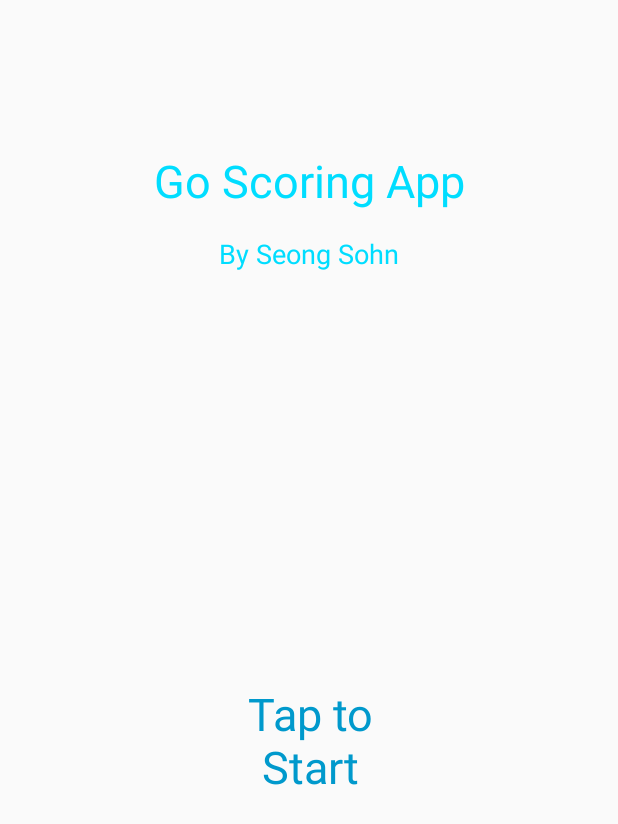
After one commit to Alchera-MLOps-Shelby/GoScoringApp, an Android app: the layout activity_main_page.xml on its own in the app's theme, with its tools: preview values and no code run, on a phone screen of 412 x 824 dp. The commit adds this screen. Shown: the top 824 px of the screen. Run offline under Robolectric (Android 15) with nearby library versions, the phone set to English and light mode, and no system bars.

Commit message:
Android Studio update changes

```diff
--- a/Go_Scoring_App/app/build.gradle
+++ b/Go_Scoring_App/app/build.gradle
@@ -2,7 +2,7 @@ apply plugin: 'com.android.application'
 
 android {
     compileSdkVersion 25
-    buildToolsVersion "25.0.3"
+    buildToolsVersion "26.0.2"
     defaultConfig {
         applicationId "com.xin.android.go_scoring_app"
         minSdkVersion 23
@@ -26,5 +26,6 @@ dependencies {
     })
     compile 'com.android.support:appcompat-v7:25.3.1'
     compile 'com.android.support:support-v4:25.3.1'
+    compile 'com.android.support.constraint:constraint-layout:1.0.2'
     testCompile 'junit:junit:4.12'
 }
--- a/Go_Scoring_App/app/src/main/AndroidManifest.xml
+++ b/Go_Scoring_App/app/src/main/AndroidManifest.xml
@@ -18,6 +18,7 @@
                 <category android:name="android.intent.category.LAUNCHER" />
             </intent-filter>
         </activity>
+        <activity android:name=".MainPageActivity"></activity>
     </application>
 
 </manifest>
--- /dev/null
+++ b/Go_Scoring_App/app/src/main/java/com/xin/android/go_scoring_app/MainPageActivity.java
@@ -0,0 +1,20 @@
+package com.xin.android.go_scoring_app;
+
+/**
+ * Main page that is launched at start of app.
+ * Should contain Text "Tap to continue" or a button to transition to the Settings Page
+ * Also contains creator and creation name.
+ * Not user-specific for now.
+ */
+
+import android.support.v7.app.AppCompatActivity;
+import android.os.Bundle;
+
+public class MainPageActivity extends AppCompatActivity {
+
+    @Override
+    protected void onCreate(Bundle savedInstanceState) {
+        super.onCreate(savedInstanceState);
+        setContentView(R.layout.activity_main_page);
+    }
+}
--- /dev/null
+++ b/Go_Scoring_App/app/src/main/res/layout/activity_main_page.xml
@@ -0,0 +1,58 @@
+<?xml version="1.0" encoding="utf-8"?>
+<android.support.constraint.ConstraintLayout xmlns:android="http://schemas.android.com/apk/res/android"
+    xmlns:app="http://schemas.android.com/apk/res-auto"
+    xmlns:tools="http://schemas.android.com/tools"
+    android:layout_width="match_parent"
+    android:layout_height="match_parent"
+    tools:context="com.xin.android.go_scoring_app.MainPageActivity">
+
+    <TextView
+        android:id="@+id/appTitle"
+        android:layout_width="wrap_content"
+        android:layout_height="wrap_content"
+        android:layout_marginLeft="8dp"
+        android:layout_marginRight="8dp"
+        android:layout_marginTop="100dp"
+        android:textColor="@android:color/holo_blue_bright"
+        android:textSize="30sp"
+        app:layout_constraintHorizontal_bias="0.501"
+        app:layout_constraintLeft_toLeftOf="parent"
+        app:layout_constraintRight_toRightOf="parent"
+        app:layout_constraintTop_toTopOf="parent"
+        tools:text="Go Scoring App" />
+
+    <TextView
+        android:id="@+id/appAuthor"
+        android:layout_width="wrap_content"
+        android:layout_height="wrap_content"
+        android:layout_marginLeft="8dp"
+        android:layout_marginRight="8dp"
+        android:layout_marginTop="16dp"
+        android:textColor="@android:color/holo_blue_bright"
+        android:textSize="18sp"
+        app:layout_constraintHorizontal_bias="0.501"
+        app:layout_constraintLeft_toLeftOf="parent"
+        app:layout_constraintRight_toRightOf="parent"
+        app:layout_constraintTop_toBottomOf="@+id/appTitle"
+        tools:text="By Seong Sohn" />
+
+    <TextView
+        android:id="@+id/genText"
+        android:layout_width="137dp"
+        android:layout_height="114dp"
+        android:layout_marginBottom="50dp"
+        android:layout_marginLeft="8dp"
+        android:layout_marginRight="8dp"
+        android:layout_marginTop="80dp"
+        android:textAlignment="center"
+        android:textColor="@android:color/holo_blue_dark"
+        android:textSize="30sp"
+        app:layout_constraintBottom_toBottomOf="parent"
+        app:layout_constraintHorizontal_bias="0.502"
+        app:layout_constraintLeft_toLeftOf="parent"
+        app:layout_constraintRight_toRightOf="parent"
+        app:layout_constraintTop_toBottomOf="@+id/appAuthor"
+        app:layout_constraintVertical_bias="0.486"
+        tools:text="Tap to Start" />
+
+</android.support.constraint.ConstraintLayout>
--- a/Go_Scoring_App/app/src/main/res/values/strings.xml
+++ b/Go_Scoring_App/app/src/main/res/values/strings.xml
@@ -72,4 +72,8 @@
     <string name="pref_ringtone_silent">Silent</string>
 
     <string name="pref_title_vibrate">Vibrate</string>
+
+    <!-- Colors -->
+    <color name="white">#FFFFFF</color>
+    <color name="lightblue">#FF00ddff</color>
 </resources>
--- a/Go_Scoring_App/build.gradle
+++ b/Go_Scoring_App/build.gradle
@@ -5,7 +5,7 @@ buildscript {
         jcenter()
     }
     dependencies {
-        classpath 'com.android.tools.build:gradle:2.3.3'
+        classpath 'com.android.tools.build:gradle:3.0.1'
 
         // NOTE: Do not place your application dependencies here; they belong
         // in the individual module build.gradle files
```
Also changed, not shown: Go_Scoring_App/gradle/wrapper/gradle-wrapper.properties.
